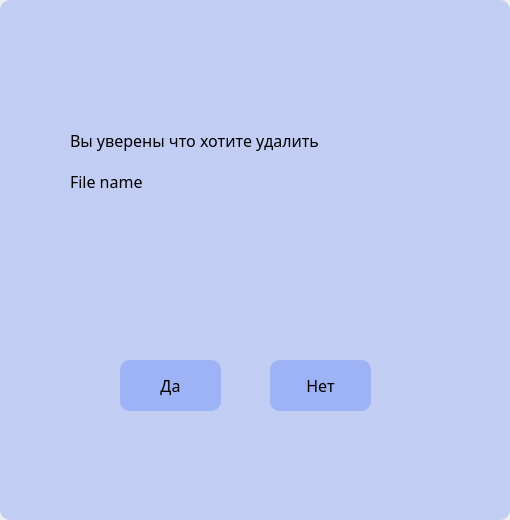
Above: app/ui/dialog_remove.ui from Xbasan/Diplom before the change. Below: the same form after it.
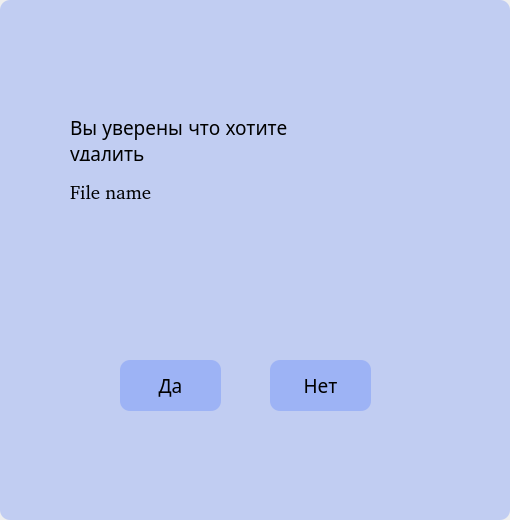
That is the form after the change.

```diff
--- a/app/ui/dialog_remove.ui
+++ b/app/ui/dialog_remove.ui
@@ -51,8 +51,8 @@
    </property>
    <property name="font">
     <font>
-     <family>Noto Sans</family>
-     <pointsize>12</pointsize>
+     <family>URW Gothic [urw]</family>
+     <pointsize>14</pointsize>
      <italic>false</italic>
      <bold>false</bold>
     </font>
@@ -103,6 +103,14 @@
       <height>41</height>
      </rect>
     </property>
+    <property name="font">
+     <font>
+      <family>URW Gothic [urw]</family>
+      <pointsize>14</pointsize>
+      <italic>false</italic>
+      <bold>false</bold>
+     </font>
+    </property>
     <property name="styleSheet">
      <string notr="true">background-color: rgba(255, 255, 255, 0);</string>
     </property>
@@ -117,7 +125,7 @@
     <property name="geometry">
      <rect>
       <x>70</x>
-      <y>170</y>
+      <y>180</y>
       <width>371</width>
       <height>121</height>
      </rect>
```
Left out of the diff: 2 changed lines with no effect on the pictures.
